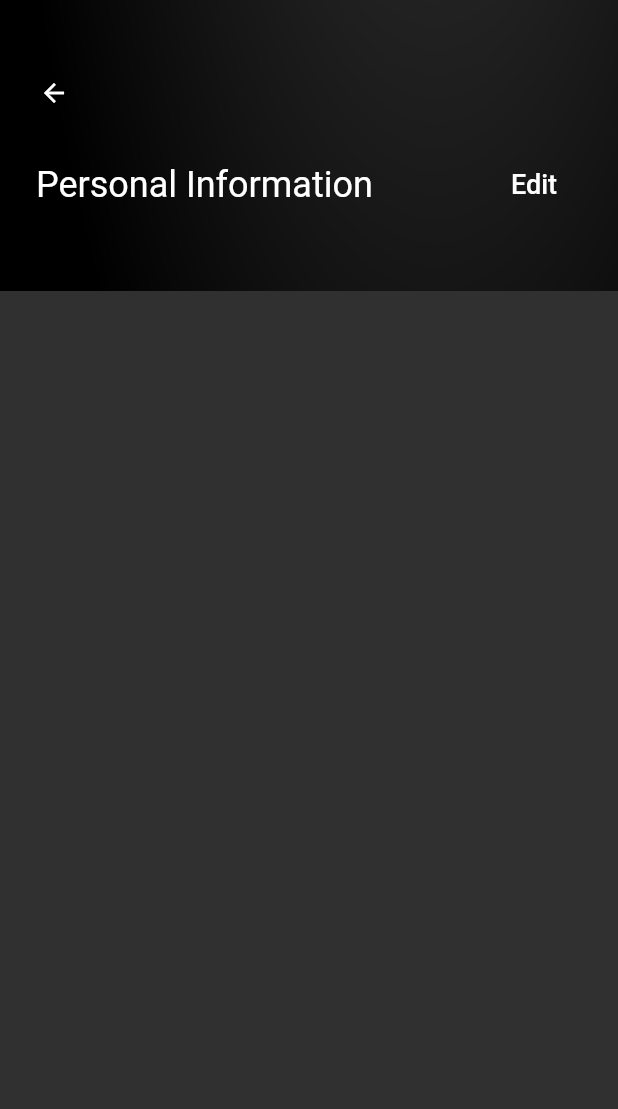
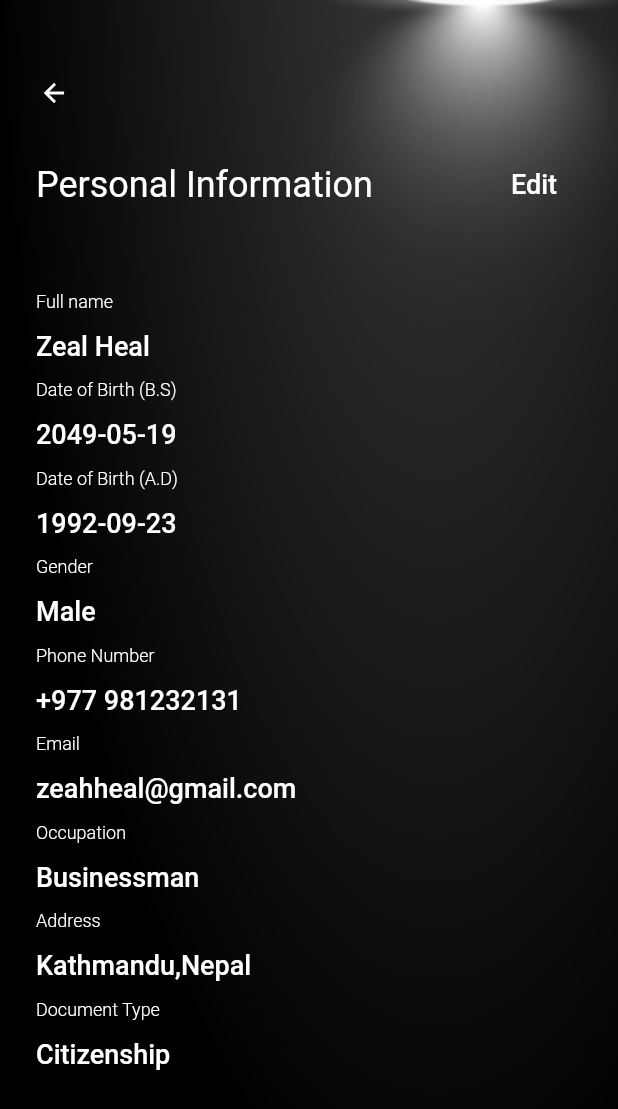
Before and after one commit to arunkc72/freelancerApp, a Flutter app: the screen it shows after launch, item 5 of the bottom bar chosen, after a tap on "Account", on a phone screen of 412 x 824 dp. Shown: the top 1109 px of the screen. Run offline on Flutter 3.47's test engine with Material 2 defaults, Android fonts, the phone set to English and light mode, and no system bars; our stand-ins replace google_fonts, gradient_borders; missing offline and left inert: bulleted_list.

Commit message:
personal info

```diff
--- a/lib/pages/Profile Pages/personal_info.dart
+++ b/lib/pages/Profile Pages/personal_info.dart
@@ -5,8 +5,31 @@ class PersonalInformation extends StatelessWidget {
 
   @override
   Widget build(BuildContext context) {
+    List<String> personalinfo = [
+      'Full name',
+      'Date of Birth (B.S)',
+      'Date of Birth (A.D)',
+      'Gender',
+      'Phone Number',
+      'Email',
+      'Occupation',
+      'Address',
+      'Document Type',
+    ];
+    List<String> personaldata = [
+      'Zeal Heal',
+      '2049-05-19',
+      '1992-09-23',
+      'Male',
+      '+977 981232131',
+      'zeahheal@gmail.com',
+      'Businessman',
+      'Kathmandu,Nepal',
+      'Citizenship',
+    ];
     return Scaffold(
       body: Container(
+        height: double.infinity,
         decoration: const BoxDecoration(
           image: DecorationImage(
               image: AssetImage('assets/images/darkThemeBackground.png'),
@@ -45,7 +68,26 @@ class PersonalInformation extends StatelessWidget {
                   ],
                 ),
                 const SizedBox(height: 47),
-
+                for (int i = 0; i <= 8; i++)
+                  Column(
+                    crossAxisAlignment: CrossAxisAlignment.start,
+                    children: [
+                      Text(
+                        personalinfo[i],
+                        style: TextStyle(
+                            fontSize: 12, fontWeight: FontWeight.w300),
+                      ),
+                      SizedBox(height: 12),
+                      Text(
+                        personaldata[i],
+                        style: TextStyle(
+                            fontSize: 18, fontWeight: FontWeight.w500),
+                      ),
+                      SizedBox(
+                        height: 12,
+                      )
+                    ],
+                  ),
               ],
             ),
           ),
--- a/lib/pages/profile_page.dart
+++ b/lib/pages/profile_page.dart
@@ -14,7 +14,7 @@ class _ProfilePageState extends State<ProfilePage> {
   void handleTileTap(int index) {
     setState(() {
       selectedTileIndex = index;
-      Navigator.push(
+      index !=0 ? null :Navigator.push(
           context,
           MaterialPageRoute(
             builder: (context) => PersonalInformation(),
--- /dev/null
+++ b/lib/utils/app_theme.dart
@@ -0,0 +1,10 @@
+import 'package:flutter/material.dart';
+import 'package:google_fonts/google_fonts.dart';
+
+class MyTheme {
+  static ThemeData get darktheme {
+    return ThemeData.dark().copyWith(
+      textTheme: GoogleFonts.robotoTextTheme(),
+    );
+  }
+}
```
